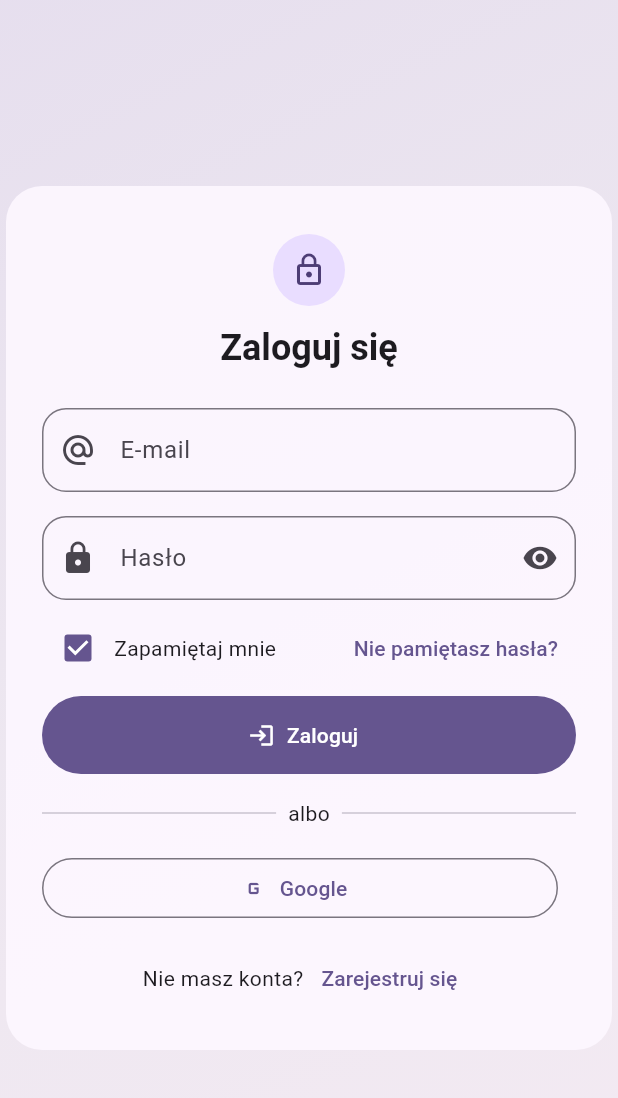
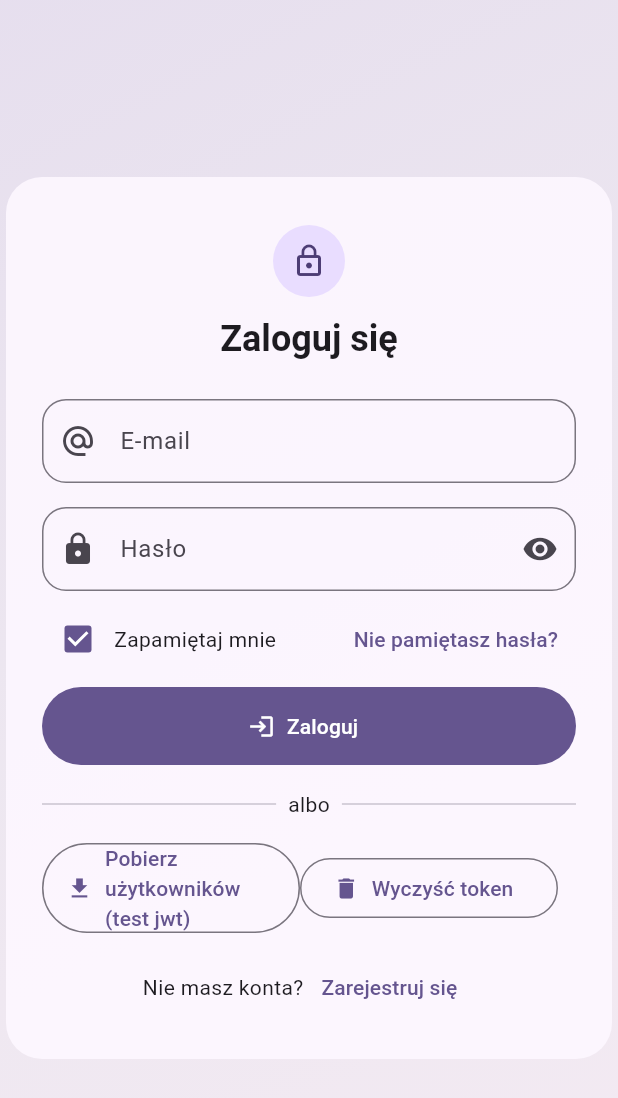
Before and after one commit to michal-tatkowski/GymApp.Web.Flutter, a Flutter app: the screen it shows after launch, after a tap on "Zaloguj", on a phone screen of 412 x 824 dp. Shown: the top 1098 px of the screen. Run offline on Flutter 3.47's test engine with Material 3 defaults, Android fonts, the phone set to English and light mode, and no system bars; our stand-ins replace flutter_secure_storage; network calls fail.

Commit message:
Implement AuthService for token management, enhance API service with secure storage integration, and update login flow.

```diff
--- /dev/null
+++ b/gymapp_web/lib/features/auth/auth_service.dart
@@ -0,0 +1,56 @@
+import 'package:flutter/material.dart';
+import 'package:flutter_secure_storage/flutter_secure_storage.dart';
+import 'package:http/http.dart' as http;
+
+class AuthService extends ChangeNotifier {
+  final _storage = const FlutterSecureStorage();
+  String? _token;
+
+  String? get token => _token;
+
+  bool get isAuthenticated => _token != null;
+
+  /// Wczytaj token z secure storage przy starcie aplikacji
+  Future<void> loadToken() async {
+    _token = await _storage.read(key: 'auth_token');
+    notifyListeners();
+  }
+
+  /// Zaloguj użytkownika i zapisz token
+  Future<bool> login(String email, String password) async {
+    final response = await http.post(
+      Uri.parse('https://twoje-api.com/login'),
+      headers: {'Content-Type': 'application/json'},
+      body: '{"email":"$email", "password":"$password"}',
+    );
+
+    if (response.statusCode == 200) {
+      final token = response.body; // zakładamy, że API zwraca token w body
+      _token = token;
+      await _storage.write(key: 'auth_token', value: token);
+      notifyListeners();
+      return true;
+    }
+
+    return false;
+  }
+
+  Future<void> logout() async {
+    _token = null;
+    await _storage.delete(key: 'auth_token');
+    notifyListeners();
+  }
+
+  /// Pomocnicza metoda do wysyłania autoryzowanych requestów
+  Future<http.Response> getAuthorized(String endpoint) async {
+    if (_token == null) throw Exception('Brak tokena');
+
+    return await http.get(
+      Uri.parse(endpoint),
+      headers: {
+        'Content-Type': 'application/json',
+        'Authorization': 'Bearer $_token',
+      },
+    );
+  }
+}
--- a/gymapp_web/lib/features/login/login.dart
+++ b/gymapp_web/lib/features/login/login.dart
@@ -28,7 +28,7 @@ class _LoginFormState extends State<LoginForm> {
     // if (!_formKey.currentState!.validate()) return;
     // setState(() => _isLoading = true);
 
-    await loginService.login();
+    await loginService.login(_emailCtrl.text, _passwordCtrl.text);
     // setState(() => _isLoading = false);
     //
     // if (!mounted) return;
@@ -43,6 +43,14 @@ class _LoginFormState extends State<LoginForm> {
     //     context,
     //   ).showSnackBar(const SnackBar(content: Text('Błędny e-mail lub hasło')));
     // }
+  }
+
+  Future<void> _getUsers() async {
+    await loginService.getUsers();
+  }
+
+  Future<void> _removeToken() async{
+    await loginService.removeToken();
   }
 
   @override
@@ -198,19 +206,16 @@ class _LoginFormState extends State<LoginForm> {
                     children: [
                       Expanded(
                         child: OutlinedButton.icon(
-                          onPressed: _isLoading
-                              ? null
-                              : () {
-                                  ScaffoldMessenger.of(context).showSnackBar(
-                                    const SnackBar(
-                                      content: Text(
-                                        'Logowanie przez Google (demo)',
-                                      ),
-                                    ),
-                                  );
-                                },
-                          icon: const Icon(Icons.g_mobiledata),
-                          label: const Text('Google'),
+                          onPressed: _isLoading ? null : _getUsers,
+                          icon: const Icon(Icons.get_app),
+                          label: const Text('Pobierz użytkowników (test jwt)'),
+                        ),
+                      ),
+                      Expanded(
+                        child: OutlinedButton.icon(
+                          onPressed: _isLoading ? null : _removeToken,
+                          icon: const Icon(Icons.delete),
+                          label: const Text('Wyczyść token'),
                         ),
                       ),
                       const SizedBox(width: 12),
--- a/gymapp_web/lib/features/login/login_service.dart
+++ b/gymapp_web/lib/features/login/login_service.dart
@@ -1,9 +1,13 @@
+import 'package:flutter/material.dart';
+import 'package:flutter_secure_storage/flutter_secure_storage.dart';
 import 'package:gymapp_web/services/api_service.dart';
 
-class LoginService {
+class LoginService extends ChangeNotifier {
   final String baseUrl;
   final Map<String, String> defaultHeaders;
   final api = ApiService();
+  final _storage = const FlutterSecureStorage();
+  String? _token;
 
   LoginService({
     this.baseUrl = '',
@@ -13,10 +17,48 @@ class LoginService {
     },
   });
 
-  Future login() async {
-    final response = await api.post("Auth/Login", body: {
-      'email': 'test@test.pl',
-      'password': '123123'
-    });
+  Future login(String email, String password) async {
+    final response = await api.post(
+      "Auth/Login",
+      body: {'email': '$email', 'password': '$password'},
+    );
+
+    String? token;
+    if (response is String && response.isNotEmpty) {
+      token = response;
+    } else if (response is Map) {
+      final Map<String, dynamic> map = Map<String, dynamic>.from(
+        response as Map,
+      );
+      token = map['token'] as String?;
+    }
+
+    if (token == null || token.isEmpty) {
+      throw Exception(
+        'Nieprawidłowa odpowiedź logowania: nie znaleziono tokenu',
+      );
+    }
+
+    _token = token;
+    await _storage.write(key: 'auth_token', value: token);
+    api.setAuthToken(token);
+    notifyListeners();
+  }
+
+  Future<void> getUsers() async {
+    final response = await api.get("User/GetUsers");
+    print(response);
+  }
+
+  Future<void> removeToken() async {
+    await _storage.delete(key: "aut_token");
+    api.setAuthToken("");
+  }
+
+  Future<void> logout() async {
+    _token = null;
+    await _storage.delete(key: 'auth_token');
+    api.setAuthToken(null);
+    notifyListeners();
   }
 }
--- a/gymapp_web/lib/services/api_service.dart
+++ b/gymapp_web/lib/services/api_service.dart
@@ -1,9 +1,14 @@
 import 'dart:convert';
+import 'package:flutter_secure_storage/flutter_secure_storage.dart';
 import 'package:http/http.dart' as http;
+import 'dart:io';
+import 'dart:async';
 
 class ApiService {
   final String baseUrl;
   final Map<String, String> defaultHeaders;
+  final FlutterSecureStorage _storage = const FlutterSecureStorage();
+  String? _authToken;
 
   ApiService({
     this.baseUrl = 'http://10.0.2.2:5035/api/',
@@ -13,38 +18,65 @@ class ApiService {
     },
   });
 
+  void setAuthToken(String? token) {
+    _authToken = token;
+  }
+
+  Future<Map<String, String>> _buildHeaders(Map<String, String>? headers) async {
+    final Map<String, String> merged = {...defaultHeaders, ...?headers};
+    final token = _authToken ?? await _storage.read(key: 'auth_token');
+    if (token != null && token.isNotEmpty) {
+      merged['Authorization'] = 'Bearer $token';
+    }
+    return merged;
+  }
+
   Future<dynamic> get(String endpoint, {Map<String, String>? headers}) async {
-    final response = await http.get(
+    final response = await _safe(() async => http.get(
           Uri.parse('$baseUrl$endpoint'),
-      headers: {...defaultHeaders, ...?headers},
-    );
+          headers: await _buildHeaders(headers),
+        ));
     return _handleResponse(response);
   }
 
   Future<dynamic> post(String endpoint, {Object? body, Map<String, String>? headers}) async {
-    final response = await http.post(
+    final response = await _safe(() async => http.post(
           Uri.parse('$baseUrl$endpoint'),
-      headers: {...defaultHeaders, ...?headers},
+          headers: await _buildHeaders(headers),
           body: body != null ? jsonEncode(body) : null,
-    );
+        ));
     return _handleResponse(response);
   }
 
   Future<dynamic> put(String endpoint, {Object? body, Map<String, String>? headers}) async {
-    final response = await http.put(
+    final response = await _safe(() async => http.put(
           Uri.parse('$baseUrl$endpoint'),
-      headers: {...defaultHeaders, ...?headers},
+          headers: await _buildHeaders(headers),
           body: body != null ? jsonEncode(body) : null,
-    );
+        ));
     return _handleResponse(response);
   }
 
   Future<dynamic> delete(String endpoint, {Map<String, String>? headers}) async {
-    final response = await http.delete(
+    final response = await _safe(() async => http.delete(
           Uri.parse('$baseUrl$endpoint'),
-      headers: {...defaultHeaders, ...?headers},
-    );
+          headers: await _buildHeaders(headers),
+        ));
     return _handleResponse(response);
+  }
+
+  // Bezpieczny wrapper na wywołania HTTP – zamienia błędy sieci na ApiException
+  Future<http.Response> _safe(Future<http.Response> Function() call) async {
+    try {
+      // Możesz dodać timeout wg potrzeb, np. .timeout(const Duration(seconds: 20))
+      return await call();
+    } on SocketException {
+      throw ApiException(-1, 'Brak połączenia z internetem.');
+    } on TimeoutException {
+      throw ApiException(-1, 'Przekroczono czas oczekiwania na odpowiedź serwera.');
+    } catch (e) {
+      throw ApiException(-1, 'Nieoczekiwany błąd sieci: $e');
+    }
   }
 
   dynamic _handleResponse(http.Response response) {
@@ -52,11 +84,68 @@ class ApiService {
     if (statusCode >= 200 && statusCode < 300) {
       return response.body.isNotEmpty ? jsonDecode(response.body) : null;
     } else {
-      throw ApiException(
-        statusCode,
-        response.body.isNotEmpty ? response.body : 'Unknown error',
-      );
+      final raw = response.body;
+      String message = 'Wystąpił błąd (HTTP $statusCode).';
+      if (raw.isNotEmpty) {
+        try {
+          final parsed = jsonDecode(raw);
+          message = _extractErrorMessage(parsed, raw) ?? message;
+        } catch (_) {
+          // body nie jest JSON-em – użyj surowej treści
+          message = raw;
         }
+      }
+      throw ApiException(statusCode, message);
+    }
+  }
+
+  // Ekstrakcja czytelnego komunikatu błędu z popularnych formatów odpowiedzi API
+  String? _extractErrorMessage(dynamic parsed, String rawBodyFallback) {
+    if (parsed is Map<String, dynamic>) {
+      // Typowe pola: message, error, detail
+      final direct =
+          parsed['message'] ?? parsed['error'] ?? parsed['detail'] ?? parsed['title'];
+      if (direct is String && direct.trim().isNotEmpty) return direct;
+
+      // ASP.NET Core ProblemDetails: "errors": { "Field": ["msg1","msg2"] }
+      if (parsed['errors'] is Map<String, dynamic>) {
+        final errors = parsed['errors'] as Map<String, dynamic>;
+        final parts = <String>[];
+        errors.forEach((key, value) {
+          if (value is List) {
+            final msgs = value.whereType<String>().join(', ');
+            if (msgs.isNotEmpty) {
+              parts.add('$key: $msgs');
+            }
+          } else if (value is String) {
+            parts.add('$key: $value');
+          }
+        });
+        if (parts.isNotEmpty) return parts.join('\n');
+      }
+
+      // Inne popularne kształty: { "errors": ["a","b"] } lub { "messages": [...] }
+      for (final k in const ['errors', 'messages']) {
+        final v = parsed[k];
+        if (v is List) {
+          final msgs = v.whereType<String>().toList();
+          if (msgs.isNotEmpty) return msgs.join('\n');
+        }
+      }
+
+      // Zdarza się: { "data": { "message": "..." } }
+      if (parsed['data'] is Map<String, dynamic>) {
+        final data = parsed['data'] as Map<String, dynamic>;
+        final inner = data['message'] ?? data['error'];
+        if (inner is String && inner.trim().isNotEmpty) return inner;
+      }
+    } else if (parsed is List) {
+      final msgs = parsed.whereType<String>().toList();
+      if (msgs.isNotEmpty) return msgs.join('\n');
+    }
+
+    // Fallback: surowy body
+    return rawBodyFallback.isNotEmpty ? rawBodyFallback : null;
   }
 }
 
--- a/gymapp_web/pubspec.yaml
+++ b/gymapp_web/pubspec.yaml
@@ -8,6 +8,7 @@ dependencies:
   flutter:
     sdk: flutter
   http: ^1.1.0
+  flutter_secure_storage: 9.2.4
 cupertino_icons: ^1.0.8
 dev_dependencies:
   flutter_test:
```
Lines whose indentation alone changed are shown as unchanged.
